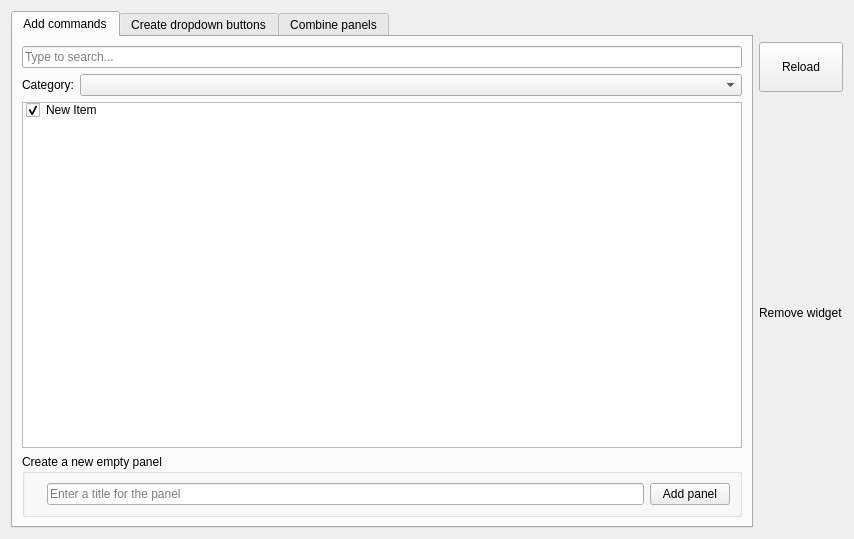
Above: Resources/ui/AddCommands.ui from APEbbers/FreeCAD-Ribbon before the change. Below: the same form after it.
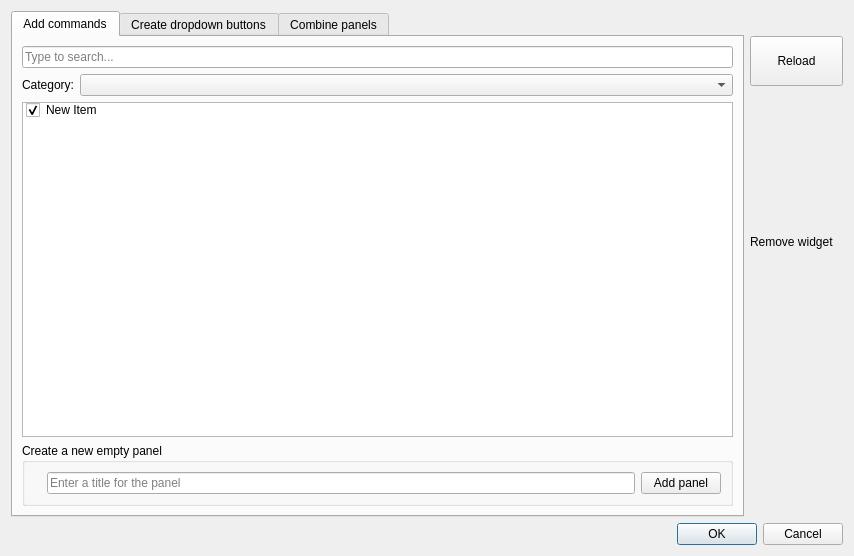
That is the form after the change.

Commit message: Added Create panel function to dialog

Patch:
```diff
--- a/Resources/ui/AddCommands.ui
+++ b/Resources/ui/AddCommands.ui
@@ -7,7 +7,7 @@
     <x>0</x>
     <y>0</y>
     <width>854</width>
-    <height>539</height>
+    <height>556</height>
    </rect>
   </property>
   <property name="acceptDrops">
@@ -16,7 +16,53 @@
   <property name="windowTitle">
    <string>Form</string>
   </property>
+  <layout class="QGridLayout" name="gridLayout_4">
+   <item row="0" column="1">
+    <spacer name="verticalSpacer">
+     <property name="orientation">
+      <enum>Qt::Orientation::Vertical</enum>
+     </property>
+     <property name="sizeType">
+      <enum>QSizePolicy::Policy::Fixed</enum>
+     </property>
+     <property name="sizeHint" stdset="0">
+      <size>
+       <width>93</width>
+       <height>19</height>
+      </size>
+     </property>
+    </spacer>
+   </item>
+   <item row="2" column="0" colspan="2">
   <layout class="QGridLayout" name="gridLayout">
+     <property name="sizeConstraint">
+      <enum>QLayout::SizeConstraint::SetMinimumSize</enum>
+     </property>
+     <property name="verticalSpacing">
+      <number>0</number>
+     </property>
+     <item row="0" column="1">
+      <widget class="QDialogButtonBox" name="buttonBox">
+       <property name="standardButtons">
+        <set>QDialogButtonBox::StandardButton::Cancel|QDialogButtonBox::StandardButton::Ok</set>
+       </property>
+      </widget>
+     </item>
+     <item row="0" column="0">
+      <spacer name="horizontalSpacer">
+       <property name="orientation">
+        <enum>Qt::Orientation::Horizontal</enum>
+       </property>
+       <property name="sizeHint" stdset="0">
+        <size>
+         <width>651</width>
+         <height>20</height>
+        </size>
+       </property>
+      </spacer>
+     </item>
+    </layout>
+   </item>
    <item row="1" column="1">
     <layout class="QVBoxLayout" name="verticalLayout">
      <item>
@@ -34,31 +80,43 @@
      </item>
      <item>
       <widget class="QLabel" name="TrashArea">
+       <property name="minimumSize">
+        <size>
+         <width>0</width>
+         <height>300</height>
+        </size>
+       </property>
        <property name="acceptDrops">
         <bool>true</bool>
        </property>
+       <property name="styleSheet">
+        <string notr="true">QLabel {border-color: rgb(85, 85, 255);}</string>
+       </property>
+       <property name="frameShape">
+        <enum>QFrame::Shape::NoFrame</enum>
+       </property>
+       <property name="frameShadow">
+        <enum>QFrame::Shadow::Plain</enum>
+       </property>
        <property name="text">
         <string>Remove widget</string>
        </property>
       </widget>
      </item>
-    </layout>
-   </item>
-   <item row="0" column="1">
-    <spacer name="verticalSpacer">
+     <item>
+      <spacer name="verticalSpacer_2">
      <property name="orientation">
       <enum>Qt::Orientation::Vertical</enum>
      </property>
-     <property name="sizeType">
-      <enum>QSizePolicy::Policy::Fixed</enum>
-     </property>
      <property name="sizeHint" stdset="0">
       <size>
        <width>20</width>
-       <height>25</height>
+         <height>40</height>
       </size>
      </property>
     </spacer>
+     </item>
+    </layout>
    </item>
    <item row="0" column="0" rowspan="2">
     <widget class="QTabWidget" name="tabWidget">
@@ -142,7 +200,7 @@
         </layout>
        </item>
        <item row="1" column="0">
-        <widget class="QGroupBox" name="">
+        <widget class="QGroupBox" name="groupBox">
          <property name="title">
           <string>Create a new empty panel</string>
          </property>
```
Lines whose indentation alone changed are shown as unchanged. The commit also changes 4 other files.
